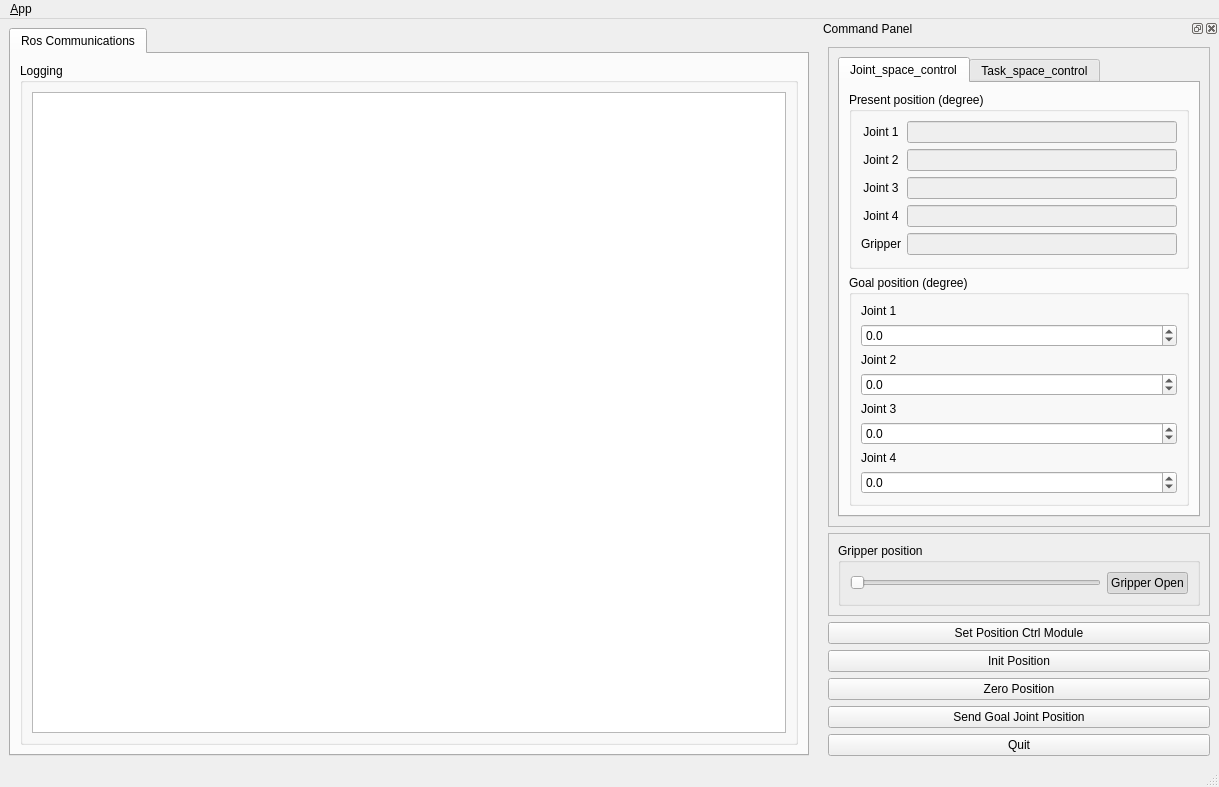
First picture: the form in manipulator_x_position_ctrl_module_gui/ui/main_window.ui, repository thor-mang/ROBOTIS-MANIPULATOR-X, before the edit.
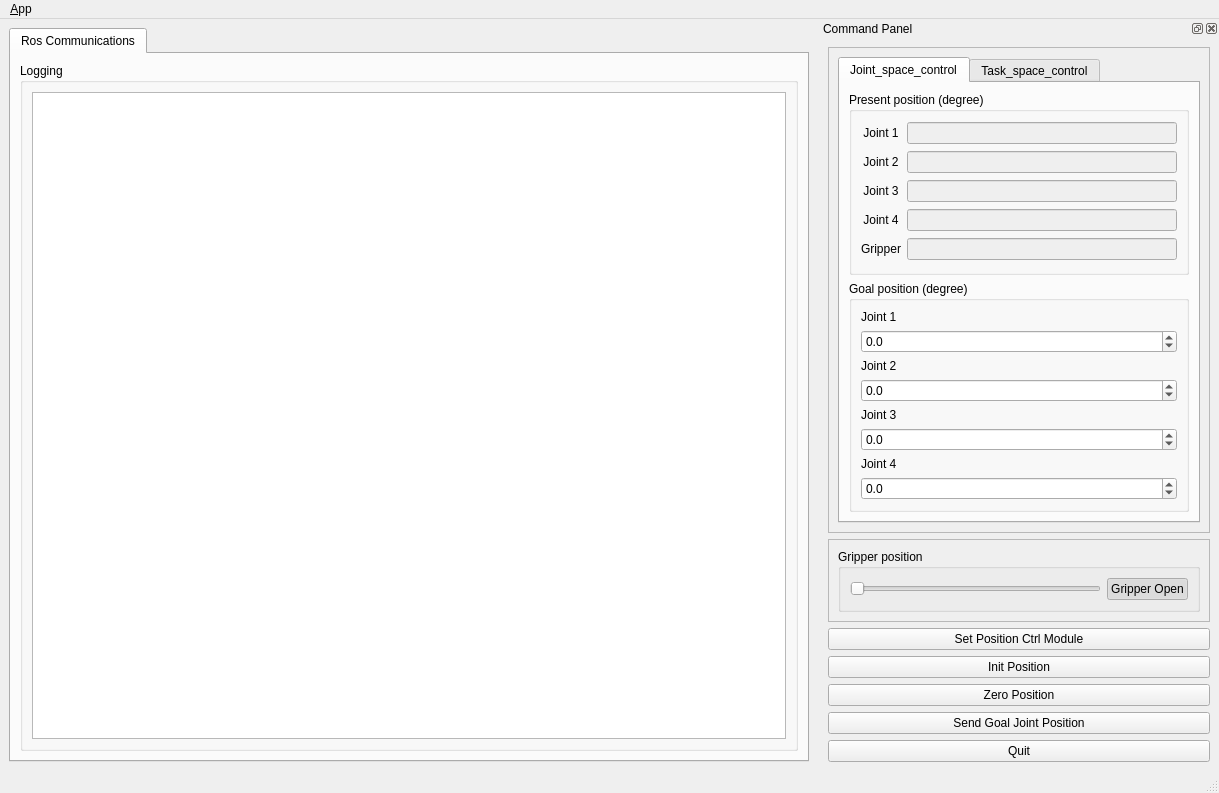
Second picture: the form after the edit. Icons and pictures are not drawn.

```diff
--- a/manipulator_x_position_ctrl_module_gui/ui/main_window.ui
+++ b/manipulator_x_position_ctrl_module_gui/ui/main_window.ui
@@ -7,7 +7,7 @@
     <x>0</x>
     <y>0</y>
     <width>1219</width>
-    <height>787</height>
+    <height>793</height>
    </rect>
   </property>
   <property name="minimumSize">
@@ -116,7 +116,7 @@
    <property name="minimumSize">
     <size>
      <width>400</width>
-     <height>746</height>
+     <height>752</height>
     </size>
    </property>
    <property name="maximumSize">
@@ -165,9 +165,18 @@
        <layout class="QVBoxLayout" name="verticalLayout_3">
         <item>
          <widget class="QTabWidget" name="manipulator_x4_tabWidget">
+          <property name="enabled">
+           <bool>true</bool>
+          </property>
           <property name="currentIndex">
            <number>0</number>
           </property>
+          <property name="tabsClosable">
+           <bool>false</bool>
+          </property>
+          <property name="movable">
+           <bool>false</bool>
+          </property>
           <widget class="QWidget" name="Joint_space_control_tab">
            <attribute name="title">
             <string>Joint_space_control</string>
```
Left out of the diff: 4 changed lines with no effect on the pictures.
